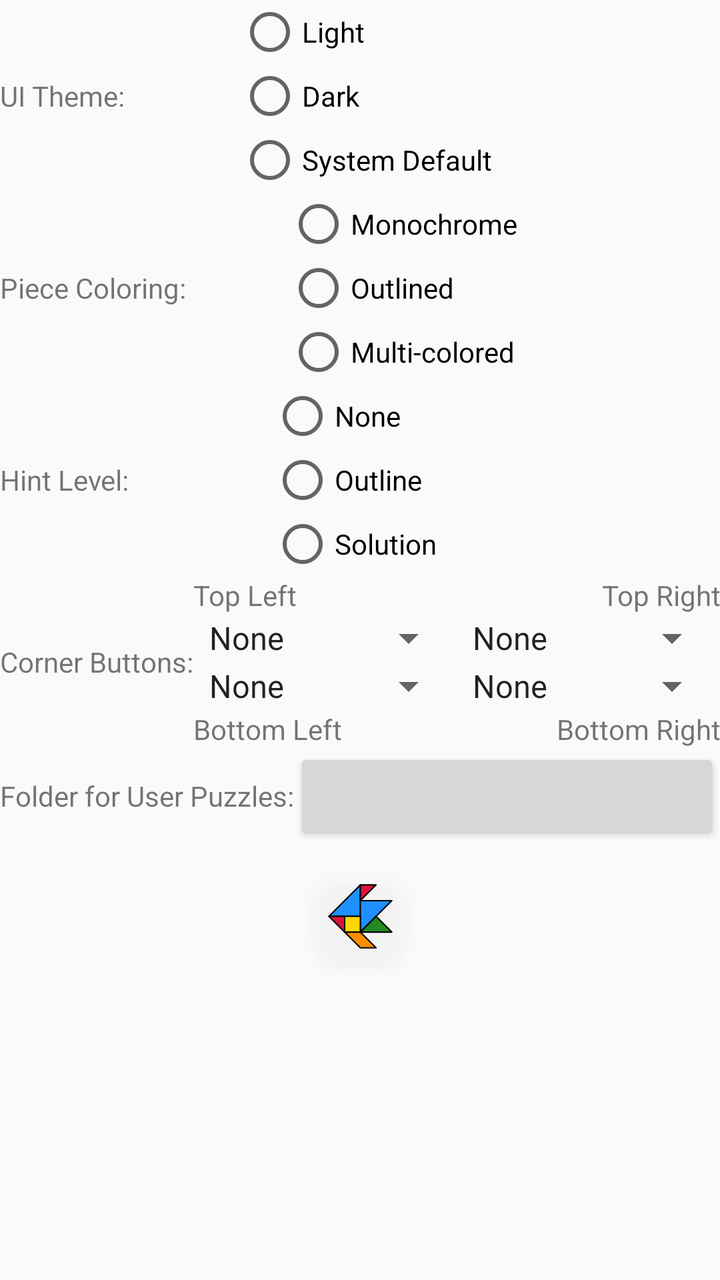
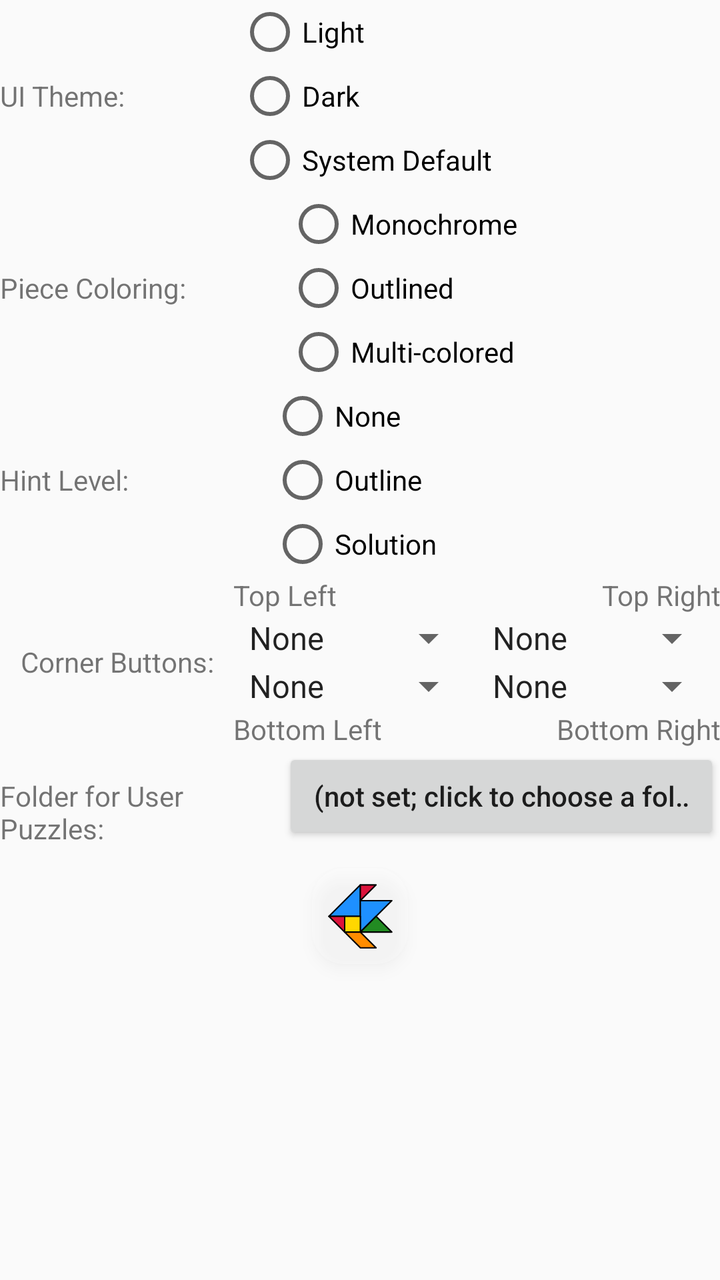

Screens rendered from an Android XML layout before and after an edit, with the pre-edit source and the edit as a unified diff.
<!-- AndroidManifest.xml: application theme Theme.Tangram -->
<!-- res/layout/activity_preferences.xml -->
<?xml version="1.0" encoding="utf-8"?>
<LinearLayout xmlns:android="http://schemas.android.com/apk/res/android"
    android:orientation="vertical"
    android:layout_width="match_parent"
    android:layout_height="match_parent">

    <LinearLayout
        android:layout_width="match_parent"
        android:layout_height="wrap_content"
        android:orientation="horizontal">
        <TextView
            android:layout_width="wrap_content"
            android:layout_height="wrap_content"
            android:text="@string/PrefsTextUITheme"
            android:layout_gravity="center"
            android:layout_weight="1"
            android:textAlignment="center"/>
        <RadioGroup android:id="@+id/PreferencesRadioGroupUITheme"
            android:layout_width="wrap_content"
            android:layout_height="wrap_content"
            android:layout_weight="2">
            <RadioButton android:id="@+id/PreferencesRadioButtonUILight"
                android:layout_width="wrap_content"
                android:layout_height="wrap_content"
                android:text="@string/PrefsTextThemeLight" />
            <RadioButton android:id="@+id/PreferencesRadioButtonUIDark"
                android:layout_width="wrap_content"
                android:layout_height="wrap_content"
                android:text="@string/PrefsTextThemeDark" />
            <RadioButton android:id="@+id/PreferencesRadioButtonUIDefault"
                android:layout_width="wrap_content"
                android:layout_height="wrap_content"
                android:text="@string/PrefsTextThemeDefault" />
        </RadioGroup>
    </LinearLayout>

    <LinearLayout
        android:layout_width="match_parent"
        android:layout_height="wrap_content"
        android:orientation="horizontal">
        <TextView
            android:layout_width="wrap_content"
            android:layout_height="wrap_content"
            android:text="@string/PrefsTextPieceTheme"
            android:layout_gravity="center"
            android:layout_weight="1"
            android:textAlignment="center"/>
        <RadioGroup android:id="@+id/PreferencesRadioGroupPieceTheme"
            android:layout_width="wrap_content"
            android:layout_height="wrap_content"
            android:layout_weight="2">
            <RadioButton android:id="@+id/PreferencesRadioButtonPieceThemeSolid"
                android:layout_width="wrap_content"
                android:layout_height="wrap_content"
                android:text="@string/PrefsTextPieceThemeSolid" />
            <RadioButton android:id="@+id/PreferencesRadioButtonPieceThemeOutline"
                android:layout_width="wrap_content"
                android:layout_height="wrap_content"
                android:text="@string/PrefsTextPieceThemeOutline" />
            <RadioButton android:id="@+id/PreferencesRadioButtonPieceThemeMulticolor"
                android:layout_width="wrap_content"
                android:layout_height="wrap_content"
                android:text="@string/PrefsTextPieceThemeMulticolor" />
        </RadioGroup>
    </LinearLayout>

    <LinearLayout
        android:layout_width="match_parent"
        android:layout_height="wrap_content"
        android:orientation="horizontal">
        <TextView
            android:layout_width="wrap_content"
            android:layout_height="wrap_content"
            android:text="@string/PrefsTextHintLevel"
            android:layout_gravity="center"
            android:layout_weight="1"
            android:textAlignment="center"/>
        <RadioGroup android:id="@+id/PreferencesRadioGroupHintLevel"
            android:layout_width="wrap_content"
            android:layout_height="wrap_content"
            android:layout_weight="2">
            <RadioButton android:id="@+id/PreferencesRadioButtonHintNone"
                android:layout_width="wrap_content"
                android:layout_height="wrap_content"
                android:text="@string/PrefsTextHintNone" />
            <RadioButton android:id="@+id/PreferencesRadioButtonHintOutline"
                android:layout_width="wrap_content"
                android:layout_height="wrap_content"
                android:text="@string/PrefsTextHintOutline" />
            <RadioButton android:id="@+id/PreferencesRadioButtonHintSolve"
                android:layout_width="wrap_content"
                android:layout_height="wrap_content"
                android:text="@string/PrefsTextHintSolve" />
        </RadioGroup>
    </LinearLayout>

    <LinearLayout
        android:layout_width="match_parent"
        android:layout_height="wrap_content"
        android:orientation="horizontal">
        <TextView
            android:layout_width="wrap_content"
            android:layout_height="match_parent"
            android:gravity="center_vertical"
            android:text="@string/PrefsTextCornerButtons" />
        <TableLayout
            android:layout_width="match_parent"
            android:layout_height="wrap_content">
            <TableRow android:layout_width="match_parent"
                android:layout_height="wrap_content">
                <TextView
                    android:layout_width="wrap_content"
                    android:layout_height="wrap_content"
                    android:layout_weight="1"
                    android:gravity="top|left"
                    android:text="@string/PrefsTextCornerTopLeft"
                    android:textAlignment="gravity" />
                <TextView
                    android:layout_width="wrap_content"
                    android:layout_height="wrap_content"
                    android:layout_weight="1"
                    android:gravity="top|right"
                    android:text="@string/PrefsTextCornerTopRight"
                    android:textAlignment="gravity" />
            </TableRow>
            <TableRow android:layout_width="match_parent"
                android:layout_height="wrap_content">
                <Spinner android:id="@+id/PreferencesSpinnerCornerTopLeft"
                    android:layout_width="wrap_content"
                    android:layout_height="wrap_content"
                    android:layout_weight="1"
                    android:entries="@array/CornerButtonList" />
                <Spinner android:id="@+id/PreferencesSpinnerCornerTopRight"
                    android:layout_width="wrap_content"
                    android:layout_height="wrap_content"
                    android:layout_weight="1"
                    android:entries="@array/CornerButtonList" />
            </TableRow>
            <TableRow android:layout_width="match_parent"
                android:layout_height="wrap_content">
                <Spinner android:id="@+id/PreferencesSpinnerCornerBottomLeft"
                    android:layout_width="wrap_content"
                    android:layout_height="wrap_content"
                    android:layout_weight="1"
                    android:entries="@array/CornerButtonList" />
                <Spinner android:id="@+id/PreferencesSpinnerCornerBottomRight"
                    android:layout_width="wrap_content"
                    android:layout_height="wrap_content"
                    android:layout_weight="1"
                    android:entries="@array/CornerButtonList" />
            </TableRow>
            <TableRow android:layout_width="match_parent"
                android:layout_height="wrap_content">
                <TextView
                    android:layout_width="wrap_content"
                    android:layout_height="wrap_content"
                    android:layout_weight="1"
                    android:gravity="bottom|left"
                    android:text="@string/PrefsTextCornerBottomLeft"
                    android:textAlignment="gravity" />
                <TextView
                    android:layout_width="wrap_content"
                    android:layout_height="wrap_content"
                    android:layout_weight="1"
                    android:gravity="bottom|right"
                    android:text="@string/PrefsTextCornerBottomRight"
                    android:textAlignment="gravity" />
            </TableRow>
        </TableLayout>
    </LinearLayout>

    <LinearLayout
        android:layout_width="match_parent"
        android:layout_height="wrap_content"
        android:orientation="horizontal">
        <TextView
            android:layout_width="wrap_content"
            android:layout_height="wrap_content"
            android:text="@string/PrefsTextSaveFolder" />
        <Button android:id="@+id/PreferencesButtonSaveFolder"
            android:layout_width="match_parent"
            android:layout_height="wrap_content"
            android:ellipsize="start"
            android:maxLines="1"
            android:scrollHorizontally="true"
            android:textAllCaps="false" />
    </LinearLayout>

    <ImageButton android:id="@+id/PreferencesButtonBack"
        android:layout_width="@dimen/hover_control_size"
        android:layout_height="@dimen/hover_control_size"
        android:layout_gravity="center"
        android:layout_margin="@dimen/hover_control_margin"
        android:background="@drawable/hover_button_background"
        android:contentDescription="@string/PlayButtonBackTooltip"
        android:elevation="4dp"
        android:padding="@dimen/hover_control_padding"
        android:scaleType="fitCenter"
        android:src="@drawable/ic_back" />

</LinearLayout>
<!-- resources referenced by this layout -->
<resources>
  <array name="CornerButtonList">
          <item>None</item>
          <item>Exit</item>
          <item>Goal</item>
          <item>Save</item>
      </array>
  <dimen name="hover_control_margin">12dp</dimen>
  <dimen name="hover_control_padding">6dp</dimen>
  <dimen name="hover_control_size">48dp</dimen>
  <!-- drawable hover_button_background (drawable) -->
  <?xml version="1.0" encoding="utf-8"?>
  <shape xmlns:android="http://schemas.android.com/apk/res/android"
      android:shape="rectangle">
      <corners android:radius="@dimen/hover_control_background_radius" />
      <solid android:color="@color/translucent_background" />
  </shape>
  <!-- drawable ic_back: vector/xml drawable (drawable, 2196 chars, omitted) -->
  <string name="PlayButtonBackTooltip">Back to main menu</string>
  <string name="PrefsTextCornerBottomLeft">Bottom Left</string>
  <string name="PrefsTextCornerBottomRight">Bottom Right</string>
  <string name="PrefsTextCornerButtons">Corner Buttons: </string>
  <string name="PrefsTextCornerTopLeft">Top Left</string>
  <string name="PrefsTextCornerTopRight">Top Right</string>
  <string name="PrefsTextHintLevel">Hint Level: </string>
  <string name="PrefsTextHintNone">None</string>
  <string name="PrefsTextHintOutline">Outline</string>
  <string name="PrefsTextHintSolve">Solution</string>
  <string name="PrefsTextPieceTheme">Piece Coloring: </string>
  <string name="PrefsTextPieceThemeMulticolor">Multi-colored</string>
  <string name="PrefsTextPieceThemeOutline">Outlined</string>
  <string name="PrefsTextPieceThemeSolid">Monochrome</string>
  <string name="PrefsTextSaveFolder">Folder for User Puzzles: </string>
  <string name="PrefsTextThemeDark">Dark</string>
  <string name="PrefsTextThemeDefault">System Default</string>
  <string name="PrefsTextThemeLight">Light</string>
  <string name="PrefsTextUITheme">UI Theme: </string>
  <style name="Theme.Tangram" parent="Theme.AppCompat.DayNight.NoActionBar">
          
          <item name="android:windowLayoutInDisplayCutoutMode" tools:ignore="UnusedAttribute" tools:targetApi="27">shortEdges</item>
  
          
          <item name="tangramOutlineWidth">1</item>
          <item name="tableOutlineWidth">1dp</item>
          <item name="tangramOutlineColor">@color/foreground</item>
          <item name="tangramSmallTriangleColor">@color/crimson</item>
          <item name="tangramSmallSquareColor">@color/gold</item>
          <item name="tangramParallelogramColor">@color/dark_orange</item>
          <item name="tangramMediumTriangleColor">@color/forest_green</item>
          <item name="tangramLargeTriangleColor">@color/dodger_blue</item>
      </style>
  <dimen name="hover_control_background_radius">16dp</dimen>
  <color name="translucent_background">#33FFFFFF</color>
  <color name="foreground">@color/black</color>
  <color name="crimson">#FFDC143C</color>
  <color name="gold">#FFFFD700</color>
  <color name="dark_orange">#FFFF8C00</color>
  <color name="forest_green">#FF228B22</color>
  <color name="dodger_blue">#FF1E90FF</color>
  <color name="black">#FF000000</color>
</resources>

<!-- the commit's change to res/layout/activity_preferences.xml (unified diff, before → after) -->
@@ -101,12 +101,14 @@
         <TextView
             android:layout_width="wrap_content"
             android:layout_height="match_parent"
-            android:gravity="center_vertical"
+            android:gravity="center"
+            android:layout_weight="1"
             android:text="@string/PrefsTextCornerButtons" />
         <TableLayout
-            android:layout_width="match_parent"
-            android:layout_height="wrap_content">
-            <TableRow android:layout_width="match_parent"
+            android:layout_width="wrap_content"
+            android:layout_height="wrap_content"
+            android:layout_weight="2">
+            <TableRow android:layout_width="wrap_content"
                 android:layout_height="wrap_content">
                 <TextView
                     android:layout_width="wrap_content"
@@ -123,7 +125,7 @@
                     android:text="@string/PrefsTextCornerTopRight"
                     android:textAlignment="gravity" />
             </TableRow>
-            <TableRow android:layout_width="match_parent"
+            <TableRow android:layout_width="wrap_content"
                 android:layout_height="wrap_content">
                 <Spinner android:id="@+id/PreferencesSpinnerCornerTopLeft"
                     android:layout_width="wrap_content"
@@ -136,7 +138,7 @@
                     android:layout_weight="1"
                     android:entries="@array/CornerButtonList" />
             </TableRow>
-            <TableRow android:layout_width="match_parent"
+            <TableRow android:layout_width="wrap_content"
                 android:layout_height="wrap_content">
                 <Spinner android:id="@+id/PreferencesSpinnerCornerBottomLeft"
                     android:layout_width="wrap_content"
@@ -149,7 +151,7 @@
                     android:layout_weight="1"
                     android:entries="@array/CornerButtonList" />
             </TableRow>
-            <TableRow android:layout_width="match_parent"
+            <TableRow android:layout_width="wrap_content"
                 android:layout_height="wrap_content">
                 <TextView
                     android:layout_width="wrap_content"
@@ -176,13 +178,16 @@
         <TextView
             android:layout_width="wrap_content"
             android:layout_height="wrap_content"
+            android:layout_weight="1"
             android:text="@string/PrefsTextSaveFolder" />
         <Button android:id="@+id/PreferencesButtonSaveFolder"
-            android:layout_width="match_parent"
-            android:layout_height="wrap_content"
-            android:ellipsize="start"
+            android:layout_width="wrap_content"
+            android:layout_height="wrap_content"
+            android:layout_weight="2"
+            android:ellipsize="marquee"
             android:maxLines="1"
             android:scrollHorizontally="true"
+            android:text="@string/PrefsTextNoUserDir"
             android:textAllCaps="false" />
     </LinearLayout>
 
<!-- resource entries referenced after the edit -->
@@ -27,6 +27,7 @@
   <string name="PrefsTextHintNone">None</string>
   <string name="PrefsTextHintOutline">Outline</string>
   <string name="PrefsTextHintSolve">Solution</string>
+  <string name="PrefsTextNoUserDir">(not set; click to choose a folder)</string>
   <string name="PrefsTextPieceTheme">Piece Coloring: </string>
   <string name="PrefsTextPieceThemeMulticolor">Multi-colored</string>
   <string name="PrefsTextPieceThemeOutline">Outlined</string>
